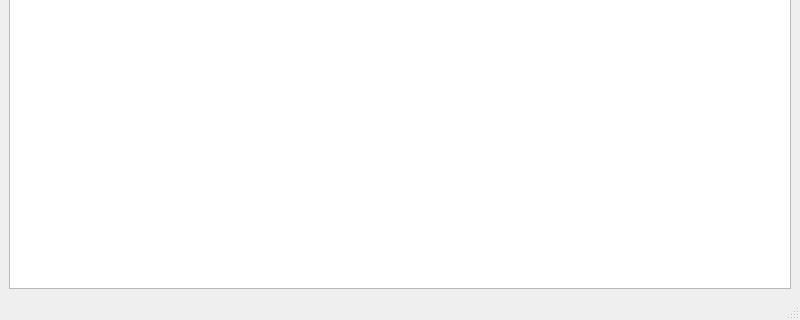
This is mainwindow.ui in Str0uk/lab4 as Qt 5 draws it before an edit; both pictures show x 0 to 800 and y 280 to 600 of the 800 by 600 pixel window. The edited form follows.
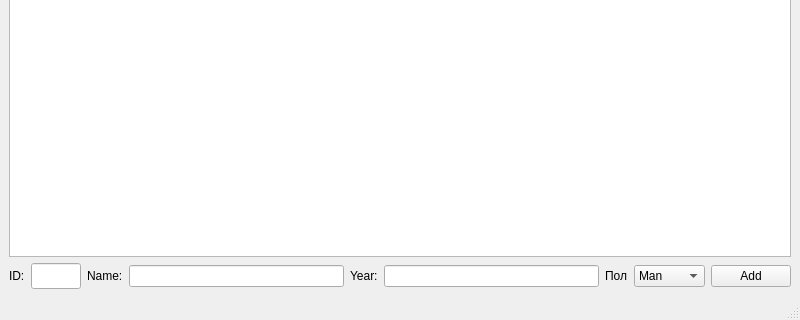
This is the edited form.

Patch:
```diff
--- a/mainwindow.ui
+++ b/mainwindow.ui
@@ -32,6 +32,81 @@
     <item>
      <widget class="QTextBrowser" name="textBrowser"/>
     </item>
+    <item>
+     <layout class="QHBoxLayout" name="horizontalLayout_2">
+      <item>
+       <widget class="QLabel" name="label">
+        <property name="text">
+         <string>ID:</string>
+        </property>
+       </widget>
+      </item>
+      <item>
+       <widget class="QLineEdit" name="EditID">
+        <property name="minimumSize">
+         <size>
+          <width>50</width>
+          <height>26</height>
+         </size>
+        </property>
+        <property name="maximumSize">
+         <size>
+          <width>50</width>
+          <height>26</height>
+         </size>
+        </property>
+       </widget>
+      </item>
+      <item>
+       <widget class="QLabel" name="label_2">
+        <property name="text">
+         <string>Name:</string>
+        </property>
+       </widget>
+      </item>
+      <item>
+       <widget class="QLineEdit" name="EditName"/>
+      </item>
+      <item>
+       <widget class="QLabel" name="label_3">
+        <property name="text">
+         <string>Year:</string>
+        </property>
+       </widget>
+      </item>
+      <item>
+       <widget class="QLineEdit" name="EditYear"/>
+      </item>
+      <item>
+       <widget class="QLabel" name="label_4">
+        <property name="text">
+         <string>Пол</string>
+        </property>
+       </widget>
+      </item>
+      <item>
+       <widget class="QComboBox" name="comboSex">
+        <item>
+         <property name="text">
+          <string>Man</string>
+         </property>
+        </item>
+        <item>
+         <property name="text">
+          <string>Female</string>
+         </property>
+        </item>
+       </widget>
+      </item>
+      <item>
+       <widget class="QPushButton" name="ButtonAdd">
+        <property name="text">
+         <string>Add</string>
+        </property>
+       </widget>
+      </item>
+     </layout>
+    </item>
    </layout>
   </widget>
   <widget class="QMenuBar" name="menubar">
```
Left out of the diff: 17 changed lines with no effect on the pictures.
